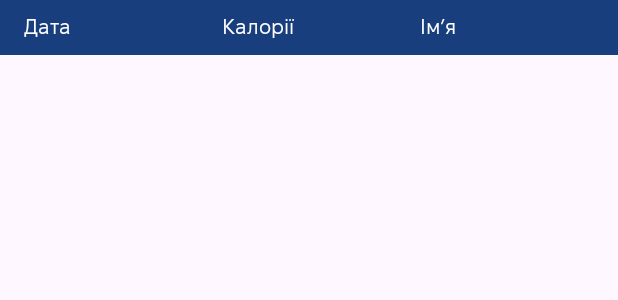
After one commit to y0daaaa/Trainer, an Android app: the layout item_statistics.xml on its own in the app's theme, with its tools: preview values and no code run, on a phone screen of 412 x 824 dp. The commit adds this screen. Shown: the top 300 px of the screen. Run offline under Robolectric (Android 15) with nearby library versions, the phone set to English and light mode, and no system bars; Roboto replaces fonts that are not available here.

Commit message:
fix bugs, done statistics

```diff
--- a/app/build.gradle.kts
+++ b/app/build.gradle.kts
@@ -40,10 +40,16 @@ android {
     viewBinding {
         enable = true
     }
+
+    dataBinding {
+        enable = true
+    }
 }
 
 dependencies {
     implementation("androidx.core:core-ktx:1.12.0")
+    implementation("androidx.databinding:databinding-runtime:4.2.2")
+    implementation("androidx.recyclerview:recyclerview:1.2.1")
     implementation("pl.droidsonroids.gif:android-gif-drawable:1.2.25")
     implementation("androidx.appcompat:appcompat:1.6.1")
     implementation("com.google.android.material:material:1.11.0")
--- a/app/src/main/java/com/example/trainer/data/AppDatabase.kt
+++ b/app/src/main/java/com/example/trainer/data/AppDatabase.kt
@@ -5,7 +5,7 @@ import androidx.room.Database
 import androidx.room.Room
 import androidx.room.RoomDatabase
 
-@Database(entities = [User::class, WorkoutEntity::class], version = 4, exportSchema = false)
+@Database(entities = [User::class, WorkoutEntity::class], version = 5, exportSchema = false)
 abstract class AppDatabase : RoomDatabase() {
     abstract fun getUsersDao(): UsersDao
     abstract fun workoutDao(): WorkoutDao
--- a/app/src/main/java/com/example/trainer/data/WorkoutDao.kt
+++ b/app/src/main/java/com/example/trainer/data/WorkoutDao.kt
@@ -19,4 +19,8 @@ interface WorkoutDao {
 
     @Insert(onConflict = OnConflictStrategy.REPLACE)
     suspend fun insertWorkout(workoutEntity: WorkoutEntity)
+
+    @Query("SELECT * FROM workoutentity WHERE date BETWEEN :startDate AND :endDate AND username = :username")
+    suspend fun getWorkoutsByPeriod(startDate: String, endDate: String, username: String): List<WorkoutEntity>
+
 }
--- a/app/src/main/java/com/example/trainer/data/WorkoutEntity.kt
+++ b/app/src/main/java/com/example/trainer/data/WorkoutEntity.kt
@@ -3,7 +3,7 @@ package com.example.trainer.data
 import androidx.room.Entity
 import androidx.room.PrimaryKey
 
-@Entity
+@Entity(tableName = "workoutentity")
 data class WorkoutEntity(
     @PrimaryKey(autoGenerate = true) val id: Int = 0,
     val date: String,
--- /dev/null
+++ b/app/src/main/res/layout/item_statistics.xml
@@ -0,0 +1,57 @@
+<?xml version="1.0" encoding="utf-8"?>
+<layout xmlns:android="http://schemas.android.com/apk/res/android"
+    xmlns:app="http://schemas.android.com/apk/res-auto">
+
+    <data>
+        <variable
+            name="workout"
+            type="com.example.trainer.data.WorkoutEntity" />
+    </data>
+
+    <androidx.constraintlayout.widget.ConstraintLayout
+        android:layout_width="match_parent"
+        android:background="@color/gunmetal"
+        android:layout_height="wrap_content"
+        android:padding="8dp">
+
+        <TextView
+            android:id="@+id/textViewDate"
+            android:layout_width="0dp"
+            android:textColor="@color/white"
+            android:fontFamily="@font/fixel_text"
+            android:layout_height="wrap_content"
+            android:layout_marginEnd="8dp"
+            android:layout_marginStart="8dp"
+            android:text="Дата"
+            app:layout_constraintEnd_toStartOf="@+id/textViewCalories"
+            app:layout_constraintStart_toStartOf="parent"
+            app:layout_constraintTop_toTopOf="parent" />
+
+        <TextView
+            android:id="@+id/textViewCalories"
+            android:layout_width="0dp"
+            android:textColor="@color/white"
+            android:fontFamily="@font/fixel_text"
+            android:layout_height="wrap_content"
+            android:layout_marginEnd="8dp"
+            android:layout_marginStart="8dp"
+            android:text="Калорії"
+            app:layout_constraintEnd_toStartOf="@+id/textViewUsername"
+            app:layout_constraintStart_toEndOf="@+id/textViewDate"
+            app:layout_constraintTop_toTopOf="parent" />
+
+        <TextView
+            android:id="@+id/textViewUsername"
+            android:layout_width="0dp"
+            android:textColor="@color/white"
+            android:fontFamily="@font/fixel_text"
+            android:layout_height="wrap_content"
+            android:layout_marginEnd="8dp"
+            android:layout_marginStart="8dp"
+            android:text="Імʼя"
+            app:layout_constraintEnd_toEndOf="parent"
+            app:layout_constraintStart_toEndOf="@+id/textViewCalories"
+            app:layout_constraintTop_toTopOf="parent" />
+
+    </androidx.constraintlayout.widget.ConstraintLayout>
+</layout>
--- a/app/src/main/res/values/strings.xml
+++ b/app/src/main/res/values/strings.xml
@@ -35,6 +35,12 @@
     <string name="finishtrn">Закінчити тренування</string>
     <string name="medium">Тренування середньої важкості</string>
     <string name="hard">Тяжке тренування</string>
+    <string-array name="time_period_array">
+        <item>Last 7 days</item>
+        <item>Last 30 days</item>
+        <item>Last 6 months</item>
+        <item>Last year</item>
+    </string-array>
     <string name="choose_training">Як ви сьогодні почуваєтесь? Виберіть тренування </string>
     <string name="warning">Важливо! Не зважаючи на вибрану інтенсивність тренування, потрібно обовʼязково зробити розминку перед ним для запобігання шкоди вашому організму!</string>
     <!-- TODO: Remove or change this placeholder text -->
```
Also changed, not shown: app/src/main/java/com/example/trainer/data/WorkoutViewModel.kt (+4 -4 lines), app/src/main/java/com/example/trainer/ui/statistics/StatisticsAdapter.kt (added, +39 -0 lines), app/src/main/java/com/example/trainer/ui/statistics/StatisticsFragment.kt (+13 -7 lines), app/src/main/res/layout/fragment_statistics.xml (+10 -7 lines).
